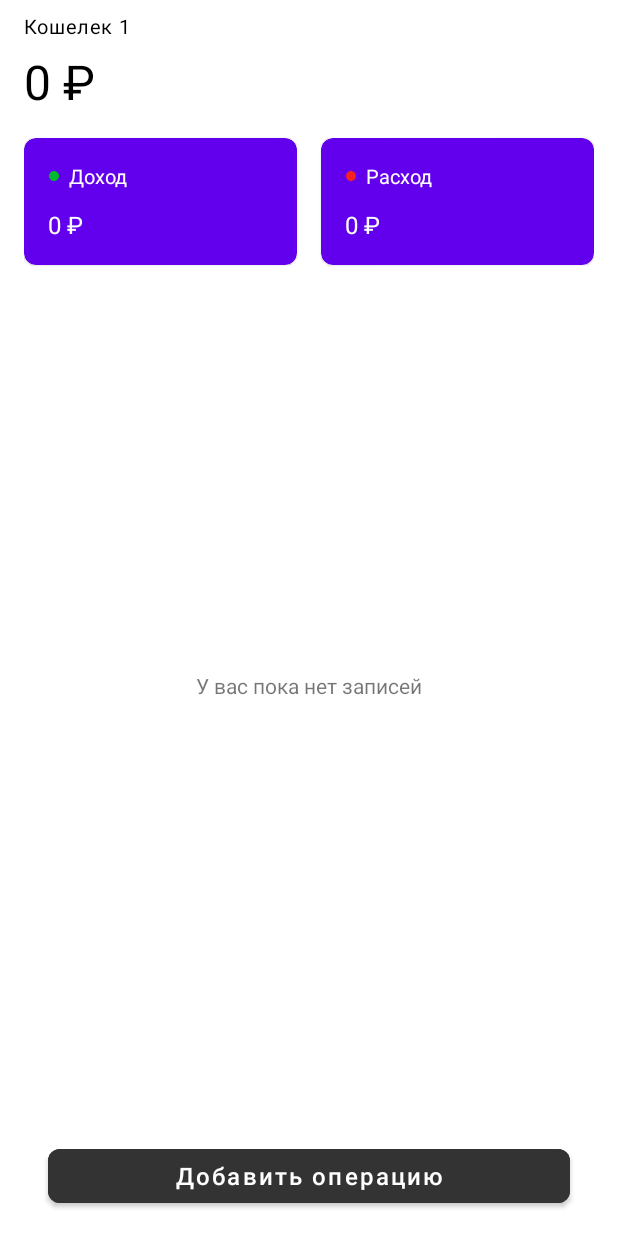
After one commit to theo-jedi/walletok-android, an Android app: the layout fragment_wallet_details.xml on its own in the app's theme, with its tools: preview values and no code run, on a phone screen of 412 x 824 dp. The commit adds this screen. Run offline under Robolectric (Android 15) with nearby library versions, the phone set to English and light mode, and no system bars.

Commit message:
make wallet details content

```diff
--- a/WalletOK/src/main/java/com/theost/walletok/HomeFragment.kt
+++ b/WalletOK/src/main/java/com/theost/walletok/WalletDetailsFragment.kt
@@ -5,10 +5,11 @@ import android.view.LayoutInflater
 import android.view.View
 import android.view.ViewGroup
 import androidx.fragment.app.Fragment
-import com.theost.walletok.databinding.FragmentHomeBinding
+import com.theost.walletok.databinding.FragmentWalletDetailsBinding
 
-class HomeFragment : Fragment() {
-    private var _binding: FragmentHomeBinding? = null
+class WalletDetailsFragment : Fragment() {
+    private var _binding: FragmentWalletDetailsBinding? = null
+
     // This property is only valid between onCreateView and onDestroyView.
     private val binding get() = _binding!!
     override fun onCreateView(
@@ -16,7 +17,7 @@ class HomeFragment : Fragment() {
         container: ViewGroup?,
         savedInstanceState: Bundle?
     ): View {
-        _binding = FragmentHomeBinding.inflate(inflater, container, false)
+        _binding = FragmentWalletDetailsBinding.inflate(inflater, container, false)
         return binding.root
     }
 }
--- /dev/null
+++ b/WalletOK/src/main/res/drawable/ic_green_dot.xml
@@ -0,0 +1,5 @@
+<vector android:height="8dp" android:tint="#00B92D"
+    android:viewportHeight="24" android:viewportWidth="24"
+    android:width="8dp" xmlns:android="http://schemas.android.com/apk/res/android">
+    <path android:fillColor="@android:color/white" android:pathData="M12,2C6.47,2 2,6.47 2,12s4.47,10 10,10 10,-4.47 10,-10S17.53,2 12,2z"/>
+</vector>
--- /dev/null
+++ b/WalletOK/src/main/res/drawable/ic_red_dot.xml
@@ -0,0 +1,5 @@
+<vector android:height="8dp" android:tint="#F52222"
+    android:viewportHeight="24" android:viewportWidth="24"
+    android:width="8dp" xmlns:android="http://schemas.android.com/apk/res/android">
+    <path android:fillColor="@android:color/white" android:pathData="M12,2C6.47,2 2,6.47 2,12s4.47,10 10,10 10,-4.47 10,-10S17.53,2 12,2z"/>
+</vector>
--- a/WalletOK/src/main/res/layout/activity_main.xml
+++ b/WalletOK/src/main/res/layout/activity_main.xml
@@ -1,17 +1,29 @@
 <?xml version="1.0" encoding="utf-8"?>
-<FrameLayout xmlns:android="http://schemas.android.com/apk/res/android"
+<androidx.constraintlayout.widget.ConstraintLayout xmlns:android="http://schemas.android.com/apk/res/android"
     xmlns:app="http://schemas.android.com/apk/res-auto"
     xmlns:tools="http://schemas.android.com/tools"
     android:layout_width="match_parent"
     android:layout_height="match_parent"
     tools:context=".MainActivity">
 
+    <com.google.android.material.appbar.MaterialToolbar
+        android:id="@+id/materialToolbar"
+        android:layout_width="match_parent"
+        android:layout_height="?attr/actionBarSize"
+        app:layout_constraintEnd_toEndOf="parent"
+        app:layout_constraintStart_toStartOf="parent"
+        app:layout_constraintTop_toTopOf="parent" />
+
     <androidx.fragment.app.FragmentContainerView
         android:id="@+id/nav_host_fragment"
         android:name="androidx.navigation.fragment.NavHostFragment"
         android:layout_width="match_parent"
-        android:layout_height="match_parent"
+        android:layout_height="0dp"
         app:defaultNavHost="true"
+        app:layout_constraintBottom_toBottomOf="parent"
+        app:layout_constraintEnd_toEndOf="parent"
+        app:layout_constraintStart_toStartOf="parent"
+        app:layout_constraintTop_toBottomOf="@+id/materialToolbar"
         app:navGraph="@navigation/nav_graph" />
 
-</FrameLayout>
+</androidx.constraintlayout.widget.ConstraintLayout>
--- a/WalletOK/src/main/res/layout/fragment_home.xml
+++ /dev/null
@@ -1,6 +0,0 @@
-<?xml version="1.0" encoding="utf-8"?>
-<androidx.constraintlayout.widget.ConstraintLayout xmlns:android="http://schemas.android.com/apk/res/android"
-    android:layout_width="match_parent"
-    android:layout_height="match_parent">
-
-</androidx.constraintlayout.widget.ConstraintLayout>
--- /dev/null
+++ b/WalletOK/src/main/res/layout/fragment_wallet_details.xml
@@ -0,0 +1,177 @@
+<?xml version="1.0" encoding="utf-8"?>
+<androidx.constraintlayout.widget.ConstraintLayout xmlns:android="http://schemas.android.com/apk/res/android"
+    xmlns:app="http://schemas.android.com/apk/res-auto"
+    android:layout_width="match_parent"
+    android:layout_height="match_parent"
+    android:paddingHorizontal="16dp">
+
+    <TextView
+        android:id="@+id/textView"
+        style="@style/TextAppearance.MaterialComponents.Body1"
+        android:layout_width="wrap_content"
+        android:layout_height="wrap_content"
+        android:layout_marginTop="8dp"
+        android:text="@string/wallet_name_textview"
+        android:textColor="?attr/colorOnSurface"
+        android:textSize="13sp"
+        app:layout_constraintStart_toStartOf="parent"
+        app:layout_constraintTop_toTopOf="parent" />
+
+    <TextView
+        android:id="@+id/textView2"
+        android:layout_width="wrap_content"
+        android:layout_height="wrap_content"
+        android:layout_marginTop="6dp"
+        android:text="@string/amount_of_money_textview"
+        android:textColor="?attr/colorOnSurface"
+        android:textSize="32sp"
+        app:layout_constraintStart_toStartOf="parent"
+        app:layout_constraintTop_toBottomOf="@+id/textView" />
+
+    <com.google.android.material.card.MaterialCardView
+        android:id="@+id/cardIncome"
+        android:layout_width="0dp"
+        android:layout_height="wrap_content"
+        android:layout_marginTop="16dp"
+        android:layout_marginEnd="8dp"
+        android:elevation="0dp"
+        app:cardBackgroundColor="?attr/colorPrimary"
+        app:cardCornerRadius="8dp"
+        app:layout_constraintEnd_toStartOf="@id/cardExpenses"
+        app:layout_constraintStart_toStartOf="parent"
+        app:layout_constraintTop_toBottomOf="@+id/textView2">
+
+        <androidx.constraintlayout.widget.ConstraintLayout
+            android:layout_width="match_parent"
+            android:layout_height="match_parent">
+
+            <ImageView
+                android:id="@+id/greenDot"
+                android:layout_width="wrap_content"
+                android:layout_height="wrap_content"
+                android:layout_marginStart="16dp"
+                android:layout_marginEnd="6dp"
+                app:layout_constraintBottom_toBottomOf="@+id/incomeTextView"
+                app:layout_constraintEnd_toStartOf="@id/incomeTextView"
+                app:layout_constraintStart_toStartOf="parent"
+                app:layout_constraintTop_toTopOf="@id/incomeTextView"
+                app:srcCompat="@drawable/ic_green_dot" />
+
+            <TextView
+                android:id="@+id/incomeTextView"
+                android:layout_width="0dp"
+                android:layout_height="wrap_content"
+                android:layout_marginTop="16dp"
+                android:layout_marginEnd="20dp"
+                android:text="@string/income_text_view"
+                android:textColor="?attr/colorOnPrimary"
+                android:textSize="13sp"
+                app:layout_constraintEnd_toEndOf="parent"
+                app:layout_constraintStart_toEndOf="@id/greenDot"
+                app:layout_constraintTop_toTopOf="parent" />
+
+            <TextView
+                android:id="@+id/receivedMoneyTextView"
+                android:layout_width="0dp"
+                android:layout_height="wrap_content"
+                android:layout_marginStart="16dp"
+                android:layout_marginTop="12dp"
+                android:layout_marginEnd="20dp"
+                android:layout_marginBottom="16dp"
+                android:text="@string/amount_of_money_textview"
+                android:textColor="?attr/colorOnPrimary"
+                android:textSize="16sp"
+                app:layout_constraintBottom_toBottomOf="parent"
+                app:layout_constraintEnd_toEndOf="parent"
+                app:layout_constraintStart_toStartOf="parent"
+                app:layout_constraintTop_toBottomOf="@id/incomeTextView" />
+        </androidx.constraintlayout.widget.ConstraintLayout>
+
+    </com.google.android.material.card.MaterialCardView>
+
+    <com.google.android.material.card.MaterialCardView
+        android:id="@+id/cardExpenses"
+        android:layout_width="0dp"
+        android:layout_height="wrap_content"
+        android:layout_marginStart="8dp"
+        android:elevation="0dp"
+        app:cardBackgroundColor="?attr/colorPrimary"
+        app:cardCornerRadius="8dp"
+        app:layout_constraintEnd_toEndOf="parent"
+        app:layout_constraintStart_toEndOf="@+id/cardIncome"
+        app:layout_constraintTop_toTopOf="@+id/cardIncome">
+
+        <androidx.constraintlayout.widget.ConstraintLayout
+            android:layout_width="match_parent"
+            android:layout_height="match_parent">
+
+            <ImageView
+                android:id="@+id/redDot"
+                android:layout_width="wrap_content"
+                android:layout_height="wrap_content"
+                android:layout_marginStart="16dp"
+                android:layout_marginEnd="6dp"
+                app:layout_constraintBottom_toBottomOf="@+id/expensesTextView"
+                app:layout_constraintEnd_toStartOf="@id/expensesTextView"
+                app:layout_constraintStart_toStartOf="parent"
+                app:layout_constraintTop_toTopOf="@id/expensesTextView"
+                app:srcCompat="@drawable/ic_red_dot" />
+
+            <TextView
+                android:id="@+id/expensesTextView"
+                android:layout_width="0dp"
+                android:layout_height="wrap_content"
+                android:layout_marginTop="16dp"
+                android:layout_marginEnd="20dp"
+                android:text="@string/expenses_text_view"
+                android:textColor="?attr/colorOnPrimary"
+                android:textSize="13sp"
+                app:layout_constraintEnd_toEndOf="parent"
+                app:layout_constraintStart_toEndOf="@id/redDot"
+                app:layout_constraintTop_toTopOf="parent" />
+
+            <TextView
+                android:id="@+id/spentMoneyTextView"
+                android:layout_width="0dp"
+                android:layout_height="wrap_content"
+                android:layout_marginStart="16dp"
+                android:layout_marginTop="12dp"
+                android:layout_marginEnd="20dp"
+                android:layout_marginBottom="16dp"
+                android:text="@string/amount_of_money_textview"
+                android:textColor="?attr/colorOnPrimary"
+                android:textSize="16sp"
+                app:layout_constraintBottom_toBottomOf="parent"
+                app:layout_constraintEnd_toEndOf="parent"
+                app:layout_constraintStart_toStartOf="parent"
+                app:layout_constraintTop_toBottomOf="@id/expensesTextView" />
+        </androidx.constraintlayout.widget.ConstraintLayout>
+
+    </com.google.android.material.card.MaterialCardView>
+
+    <TextView
+        android:layout_width="wrap_content"
+        android:layout_height="wrap_content"
+        android:layout_marginBottom="23dp"
+        android:text="@string/no_entries_text_view"
+        app:layout_constraintBottom_toTopOf="@id/addOperationBtn"
+        app:layout_constraintEnd_toEndOf="parent"
+        app:layout_constraintStart_toStartOf="parent"
+        app:layout_constraintTop_toBottomOf="@id/cardIncome" />
+
+    <com.google.android.material.button.MaterialButton
+        android:id="@+id/addOperationBtn"
+        android:layout_width="0dp"
+        android:layout_height="48dp"
+        android:layout_margin="16dp"
+        android:backgroundTint="@color/dark_gray"
+        android:text="@string/add_operation"
+        android:textAllCaps="false"
+        android:textSize="16sp"
+        android:textStyle="normal"
+        app:cornerRadius="8dp"
+        app:layout_constraintBottom_toBottomOf="parent"
+        app:layout_constraintEnd_toEndOf="parent"
+        app:layout_constraintStart_toStartOf="parent" />
+
+</androidx.constraintlayout.widget.ConstraintLayout>
--- a/WalletOK/src/main/res/navigation/nav_graph.xml
+++ b/WalletOK/src/main/res/navigation/nav_graph.xml
@@ -2,10 +2,10 @@
 <navigation xmlns:android="http://schemas.android.com/apk/res/android"
     xmlns:app="http://schemas.android.com/apk/res-auto"
     android:id="@+id/nav_graph.xml"
-    app:startDestination="@id/homeFragment">
+    app:startDestination="@id/walletDetailsFragment">
 
     <fragment
-        android:id="@+id/homeFragment"
-        android:name="com.theost.walletok.HomeFragment"
-        android:label="HomeFragment" />
+        android:id="@+id/walletDetailsFragment"
+        android:name="com.theost.walletok.WalletDetailsFragment"
+        android:label="WalletDetailsFragment" />
 </navigation>
--- a/WalletOK/src/main/res/values/colors.xml
+++ b/WalletOK/src/main/res/values/colors.xml
@@ -7,4 +7,6 @@
     <color name="teal_700">#FF018786</color>
     <color name="black">#FF000000</color>
     <color name="white">#FFFFFFFF</color>
+
+    <color name="dark_gray">#333333</color>
 </resources>
--- a/WalletOK/src/main/res/values/strings.xml
+++ b/WalletOK/src/main/res/values/strings.xml
@@ -1,3 +1,9 @@
 <resources>
     <string name="app_name">WalletOK</string>
+    <string name="wallet_name_textview">Кошелек 1</string>
+    <string name="amount_of_money_textview">0 ₽</string>
+    <string name="income_text_view">Доход</string>
+    <string name="expenses_text_view">Расход</string>
+    <string name="no_entries_text_view">У вас пока нет записей</string>
+    <string name="add_operation">Добавить операцию</string>
 </resources>
```
